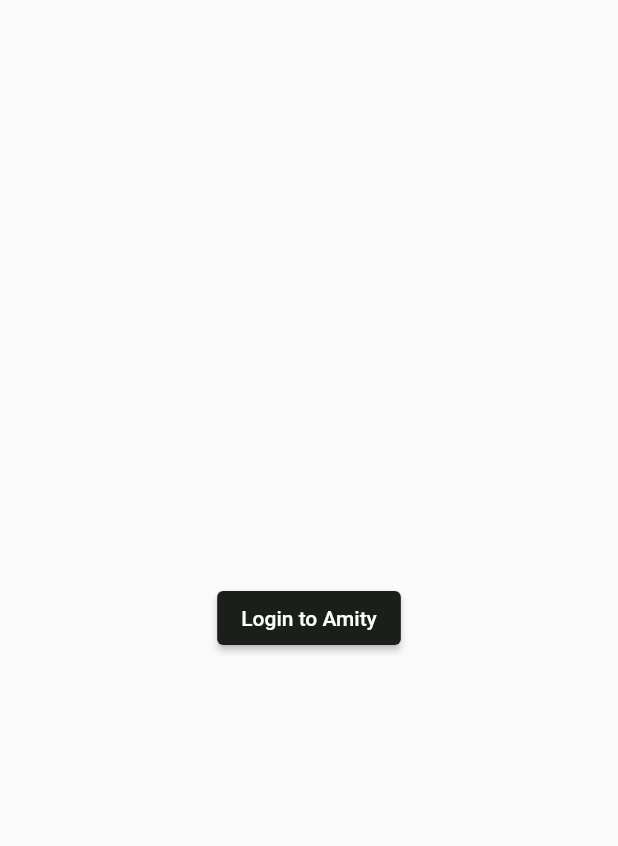
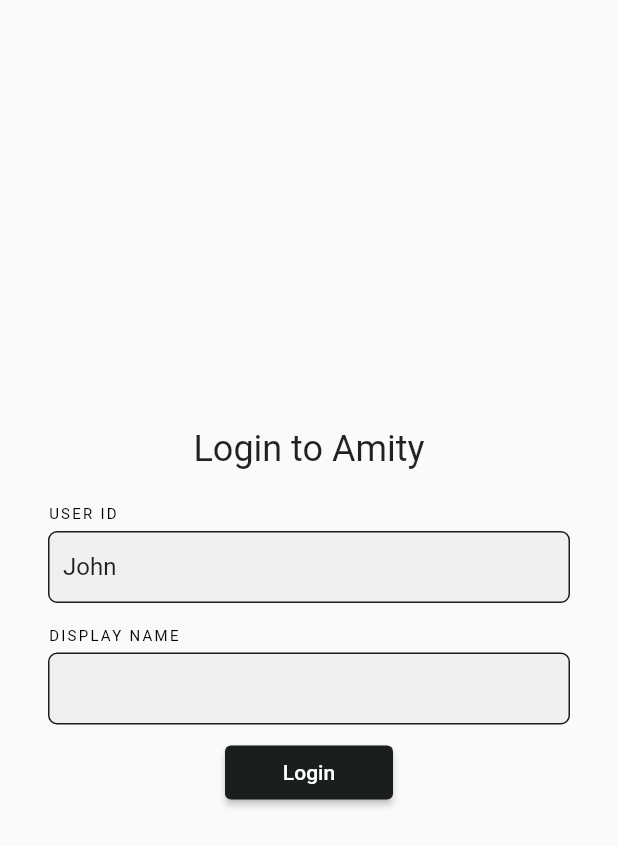
Before and after one commit to atiwat-amity/ui_social_amity, a Flutter app: the screen it shows after launch, on a phone screen of 412 x 824 dp. Shown: the top 846 px of the screen. Run offline on Flutter 3.47's test engine with Material 2 defaults, Android fonts, the phone set to English and light mode, and no system bars; our stand-ins replace equatable; missing offline and left inert: amity_uikit_beta_service.

Commit message:
Update Auth logout and filed login

```diff
--- a/lib/app/data/viewmodels/auth_view_model.dart
+++ b/lib/app/data/viewmodels/auth_view_model.dart
@@ -5,23 +5,35 @@ import 'package:amity_uikit_beta_service/amity_uikit_beta_service.dart';
 
 class AuthState extends Equatable {
   final bool isLogin;
+  final TextEditingController userIdController;
+  final TextEditingController displayNameController;
   const AuthState({
     required this.isLogin,
+    required this.userIdController,
+    required this.displayNameController,
   });
 
-  factory AuthState.initial() => const AuthState(isLogin: false);
+  factory AuthState.initial() => AuthState(
+        isLogin: false,
+        userIdController: TextEditingController(),
+        displayNameController: TextEditingController(),
+      );
 
   @override
-  List<Object?> get props => [isLogin];
+  List<Object?> get props => [isLogin, userIdController, displayNameController];
 
   @override
   bool get stringify => true;
 
   AuthState copyWith({
     bool? isLogin,
+    TextEditingController? userIdController,
+    TextEditingController? displayNameController,
   }) {
     return AuthState(
       isLogin: isLogin ?? this.isLogin,
+      userIdController: userIdController ?? this.userIdController,
+      displayNameController: displayNameController ?? this.displayNameController,
     );
   }
 }
@@ -30,22 +42,41 @@ class AuthViewModel with ChangeNotifier {
   AuthState _state = AuthState.initial();
   AuthState get state => _state;
 
-  Future<void> register(BuildContext context) async {
+  AuthViewModel(){
+    _state.userIdController.text = 'John';
+    _state.displayNameController.text = '';
+  }
+
+  Future<void> login(BuildContext context) async {
     try {
+      final userId = _state.userIdController.value.text;
+      final displayName = _state.displayNameController.value.text;
       AmitySLEUIKit.registerDevice(
         context: context,
-        userId: 'John',
-        displayName: 'John',
+        userId: userId,
+        displayName: displayName.isEmpty ? null: displayName,
         callback: (isSuccess, error) {
           debugPrint('isSuccess:$isSuccess');
           debugPrint('error:$error');
           _state = _state.copyWith(isLogin: isSuccess);
           notifyListeners();
-
         },
       );
     } catch (e) {
       debugPrint('Login Error!');
     }
   }
+
+  void logout() {
+    AmitySLEUIKit.unRegisterDevice();
+    _state = _state.copyWith(isLogin: false);
+    notifyListeners();
+  }
+
+  @override
+  void dispose() {
+    state.displayNameController.dispose();
+    state.userIdController.dispose();
+    super.dispose();
+  }
 }
--- a/lib/app/modules/auth/auth_view.dart
+++ b/lib/app/modules/auth/auth_view.dart
@@ -8,15 +8,83 @@ class AuthView extends StatelessWidget {
 
   @override
   Widget build(BuildContext context) {
-    return Scaffold(
-      body: Center(
-        child: ElevatedButton(
-          style: ElevatedButton.styleFrom(
-            backgroundColor: AppColors.primary,
+    return Consumer<AuthViewModel>(
+      builder: (context, vm, child) {
+        return Scaffold(
+          body: Padding(
+            padding: const EdgeInsets.all(24.0),
+            child: Column(
+              mainAxisAlignment: MainAxisAlignment.center,
+              children: [
+                Text(
+                  'Login to Amity',
+                  style: Theme.of(context).textTheme.headlineSmall,
+                ),
+                const SizedBox(height: 16),
+                InputBox(
+                  controller: vm.state.userIdController,
+                  title: 'USER ID',
+                ),
+                InputBox(
+                  controller: vm.state.displayNameController,
+                  title: 'DISPLAY NAME',
+                ),
+                ElevatedButton(
+                  style: ElevatedButton.styleFrom(
+                    backgroundColor: AppColors.primary,
+                  ),
+                  onPressed: () =>
+                      context.read<AuthViewModel>().login(context),
+                  child: const SizedBox(width: 80, child:  Center(child: Text('Login'))),
+                ),
+              ],
+            ),
           ),
-          onPressed: () => context.read<AuthViewModel>().register(context),
-          child: const Text('Login to Amity'),
-        ),
+        );
+      },
+    );
+  }
+}
+
+class InputBox extends StatelessWidget {
+  const InputBox({super.key, required this.controller, required this.title});
+  final TextEditingController controller;
+  final String title;
+  @override
+  Widget build(BuildContext context) {
+    return Padding(
+      padding: const EdgeInsets.all(8.0),
+      child: Column(
+        children: [
+          Row(
+            children: [
+              Text(
+                title,
+                style: Theme.of(context).textTheme.labelSmall,
+              ),
+            ],
+          ),
+          const SizedBox(height: 5),
+          TextFormField(
+            controller: controller,
+            decoration: InputDecoration(
+              contentPadding: const EdgeInsets.all(10.0),
+              filled: true,
+              hintStyle: const TextStyle(color: Colors.grey, fontSize: 14),
+              focusedBorder: OutlineInputBorder(
+                borderSide: const BorderSide(color: AppColors.secondary),
+                borderRadius: BorderRadius.circular(6),
+              ),
+              enabledBorder: const OutlineInputBorder(
+                borderRadius: BorderRadius.all(Radius.circular(6)),
+                borderSide: BorderSide(
+                  width: 1,
+                  color: AppColors.primary,
+                ),
+              ),
+            ),
+          ),
+        ],
       ),
     );
   }
--- a/lib/app/modules/feed/feed_view.dart
+++ b/lib/app/modules/feed/feed_view.dart
@@ -1,8 +1,10 @@
-import 'package:amity_uikit_beta_service/view/social/create_post.dart';
 import 'package:amity_uikit_beta_service/view/social/create_post_screen.dart';
 import 'package:amity_uikit_beta_service/view/social/home_following_screen.dart';
 import 'package:flutter/material.dart';
+import 'package:provider/provider.dart';
 import 'package:ui_social_amity/app/constants/colors.dart';
+
+import '../../data/viewmodels/auth_view_model.dart';
 
 class FeedView extends StatelessWidget {
   const FeedView({super.key});
@@ -14,7 +16,7 @@ class FeedView extends StatelessWidget {
         title: const Text('HOME'),
         actions: [
           GestureDetector(
-            onTap: () {},
+            onTap: ()=> context.read<AuthViewModel>().logout(),
             child: const Padding(
               padding: EdgeInsets.all(8.0),
               child: Icon(Icons.settings),
--- a/lib/app/modules/tabs/tabs_view.dart
+++ b/lib/app/modules/tabs/tabs_view.dart
@@ -29,7 +29,16 @@ class TabsView extends StatelessWidget {
               }),
             ],
             currentIndex: vm.state.currentIndex,
-            onTap: vm.selectTab,
+            onTap: (index){
+              if(index == 2){
+                Navigator.of(context).push(
+                  MaterialPageRoute(
+                    builder: (context) => const UserProfileView(),
+                    ));
+              }else{
+                vm.selectTab(index);
+              }
+            },
             unselectedItemColor: Colors.grey,
             selectedItemColor: AppColors.secondary,
             backgroundColor: AppColors.primary,
```
Also changed, not shown: 2 other files.
